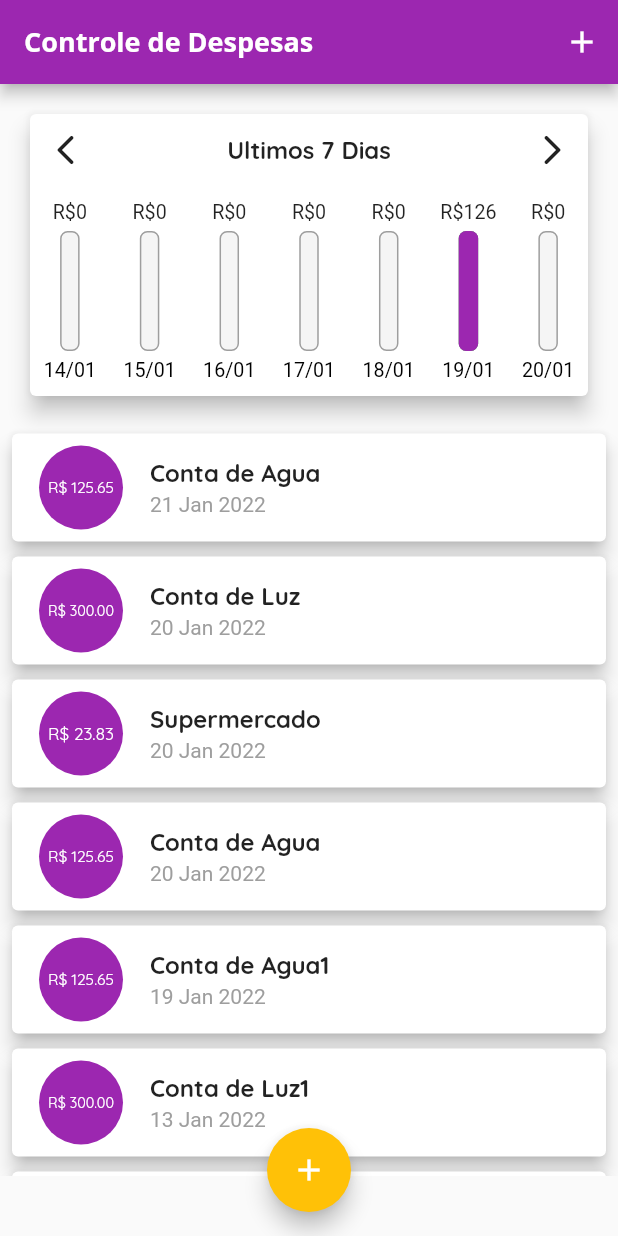
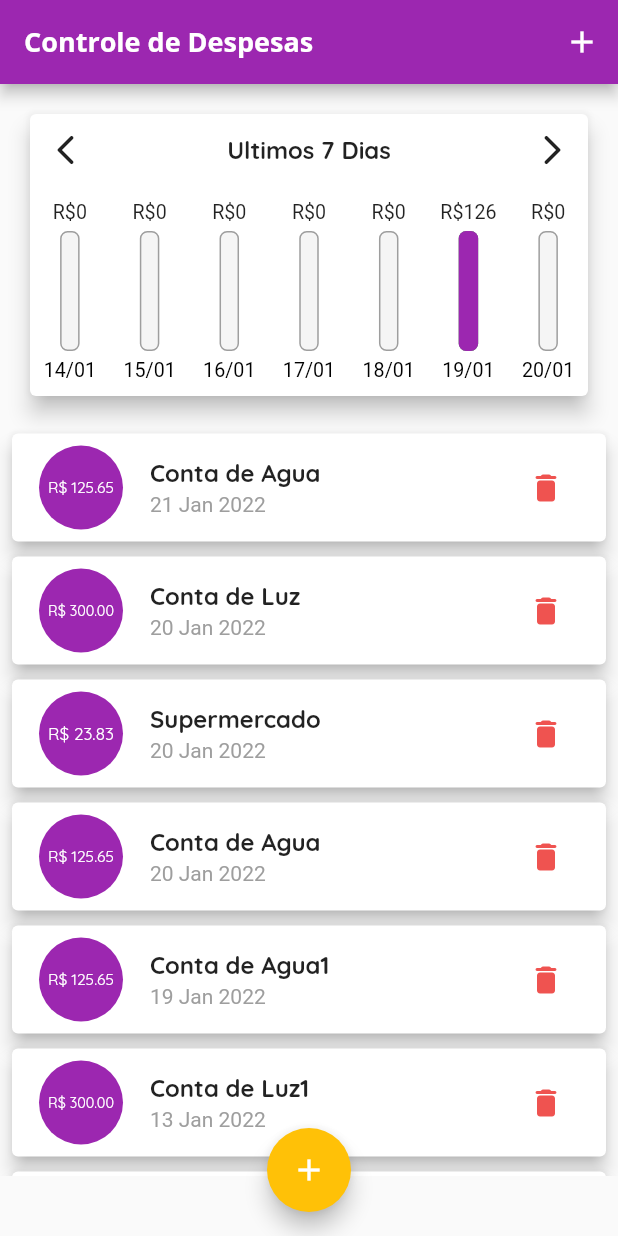
Before and after one commit to GuilhermePalma/Control_Expenses, a Flutter app: the screen it shows after launch, on a phone screen of 412 x 824 dp. Run offline on Flutter 3.47's test engine with Material 2 defaults, Android fonts, the phone set to English and light mode, and no system bars.

Commit message:
Feature: Implementation Remove Transaction

```diff
--- a/lib/components/transaction_list.dart
+++ b/lib/components/transaction_list.dart
@@ -4,8 +4,9 @@ import 'package:intl/intl.dart';
 
 class TransactionList extends StatelessWidget {
   final List<Transaction> transactiontions;
+  final void Function(String) onDelete;
 
-  TransactionList(this.transactiontions);
+  TransactionList({required this.transactiontions, required this.onDelete});
 
   @override
   Widget build(BuildContext context) {
@@ -63,6 +64,11 @@ class TransactionList extends StatelessWidget {
                         color: Colors.grey,
                       ),
                     ),
+                    trailing: IconButton(
+                      icon: const Icon(Icons.delete_rounded),
+                      color: Colors.red[400],
+                      onPressed: () => onDelete(transaction.id),
+                    ),
                   ),
                 );
               },
--- a/lib/main.dart
+++ b/lib/main.dart
@@ -56,40 +56,40 @@ class _MyHomePageState extends State<MyHomePage> {
   final List<Transaction> transactionList = [
     Transaction(
       value: 300.0,
-      id: Transaction.getIdNow(),
+      id: Transaction.getIdNow() + "1",
       title: "Conta de Luz",
       date: DateTime.now(),
     ),
     Transaction(
       value: 23.83,
-      id: Transaction.getIdNow(),
+      id: Transaction.getIdNow() + "2",
       title: "Supermercado",
       date: DateTime.now(),
     ),
     Transaction(
       value: 125.65,
-      id: Transaction.getIdNow(),
+      id: Transaction.getIdNow() + "3",
       title: "Conta de Agua",
       date: DateTime.now(),
     ),
     Transaction(
         value: 125.65,
-        id: Transaction.getIdNow(),
+        id: Transaction.getIdNow() + "4",
         title: "Conta de Agua",
         date: DateTime.now().add(const Duration(days: 1))),
     Transaction(
         value: 300.0,
-        id: Transaction.getIdNow(),
+        id: Transaction.getIdNow() + "5",
         title: "Conta de Luz1",
         date: DateTime.now().subtract(const Duration(days: 7))),
     Transaction(
         value: 23.83,
-        id: Transaction.getIdNow(),
+        id: Transaction.getIdNow() + "6",
         title: "Supermercado1",
         date: DateTime.now().subtract(const Duration(days: 8))),
     Transaction(
       value: 125.65,
-      id: Transaction.getIdNow(),
+      id: Transaction.getIdNow() + "7",
       title: "Conta de Agua1",
       date: DateTime.now().subtract(const Duration(days: 1)),
     ),
@@ -126,6 +126,14 @@ class _MyHomePageState extends State<MyHomePage> {
 
     // Fecha o Modal Aberto
     _closeTransactionForm();
+  }
+
+  /// Exclui uma Transação da Lista
+  _deleteTransaction(String idTransaction) {
+    // Atualiza o Estado da Lista exibida no APP, excluindo o Elemento
+    setState(() {
+      transactionList.removeWhere((element) => element.id == idTransaction);
+    });
   }
 
   /// Obtem as Transações dentro do Intervalo de Dias. Intervalo a partir da Data Atual
@@ -189,7 +197,9 @@ class _MyHomePageState extends State<MyHomePage> {
               quantityDays: _quantityDays,
               changeWindow: _changeWindow,
             ),
-            TransactionList(transactionList),
+            TransactionList(
+                transactiontions: transactionList,
+                onDelete: _deleteTransaction),
           ],
         ),
       ),
```
